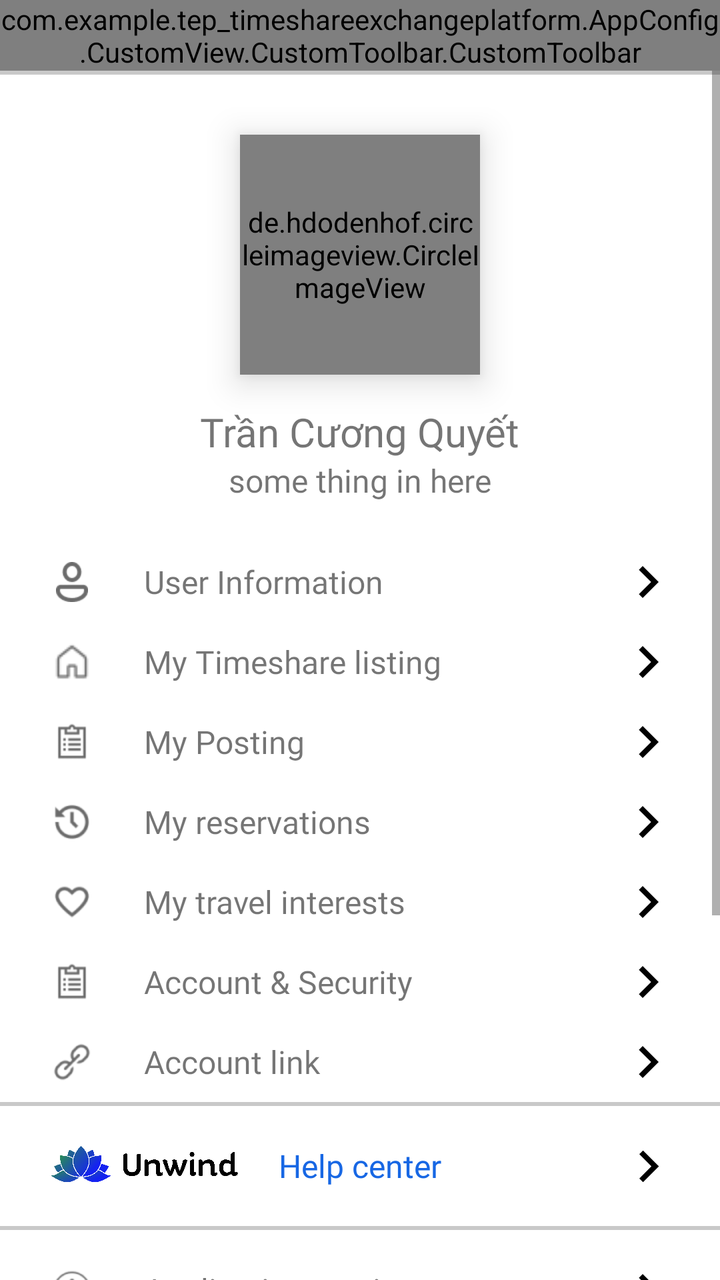
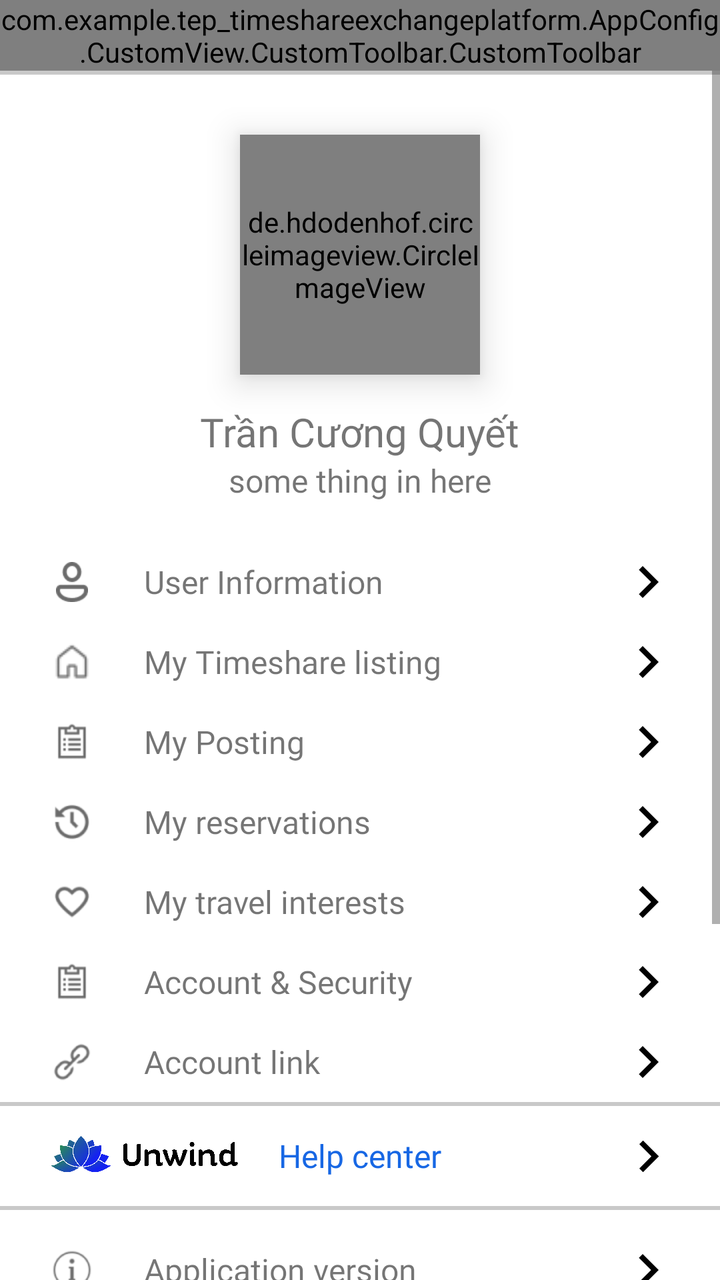

Two renders of the same Android screen: before a commit and after it. Below are the layout's source before the change and the commit's diff.
<!-- AndroidManifest.xml: application theme Base.Theme.TEPTimeshareExchangePlatform -->
<!-- res/layout/fragment_account.xml -->
<?xml version="1.0" encoding="utf-8"?>
<androidx.constraintlayout.widget.ConstraintLayout
    xmlns:android="http://schemas.android.com/apk/res/android"
    xmlns:app="http://schemas.android.com/apk/res-auto"
    xmlns:tools="http://schemas.android.com/tools"
    android:layout_width="match_parent"
    android:layout_height="match_parent"
    android:gravity="center"
    android:orientation="vertical"
    tools:context=".UI.Fragment.AccountFragment.AccountFragment">

    
    <com.example.tep_timeshareexchangeplatform.AppConfig.CustomView.CustomToolbar.CustomToolbar
        android:id="@+id/toolblarCustome"
        android:layout_width="match_parent"
        android:layout_height="wrap_content"
        android:background="@color/white"
        android:title="@string/profile_title"
        app:layout_constraintEnd_toEndOf="parent"
        app:layout_constraintHorizontal_bias="0.0"
        app:layout_constraintStart_toStartOf="parent"
        app:layout_constraintTop_toTopOf="parent"
        app:showEndIcon="false"
        app:showShadow="false"
        app:showStartIcon="false"
        app:showStartText="false" />

    <ScrollView
        android:layout_width="match_parent"
        android:layout_height="wrap_content"
        android:fillViewport="true"
        app:layout_constraintEnd_toEndOf="parent"
        app:layout_constraintStart_toStartOf="parent"
        app:layout_constraintTop_toBottomOf="@+id/toolblarCustome">

        <LinearLayout
            android:layout_width="match_parent"
            android:layout_height="wrap_content"
            android:gravity="center"
            android:background="@color/primary_background"
            android:orientation="vertical">

            
            <LinearLayout
                android:layout_marginTop="2dp"
                android:orientation="vertical"
                android:gravity="center"
                android:background="@color/white"
                android:layout_width="match_parent"
                android:layout_height="wrap_content" >
                
                <de.hdodenhof.circleimageview.CircleImageView
                    android:id="@+id/iv_user_avt"
                    android:layout_width="120dp"
                    android:layout_height="120dp"
                    android:layout_marginTop="30dp"
                    android:src="@drawable/ic_user_default_avt"
                    android:translationZ="10dp"
                    app:layout_constraintBottom_toBottomOf="parent"
                    app:layout_constraintEnd_toEndOf="parent"
                    app:layout_constraintStart_toStartOf="parent"
                    app:layout_constraintTop_toTopOf="parent"
                    app:layout_constraintVertical_bias="0.151"
                    app:shapeAppearance="@style/ShapeAppearance.Material3.Corner.Full" />

                
                <TextView
                    android:id="@+id/tv_user_name"
                    android:layout_width="wrap_content"
                    android:layout_height="wrap_content"
                    android:layout_marginTop="15dp"
                    android:text="Trần Cương Quyết"
                    android:fontFamily="@font/inter_extrabold"
                    android:textSize="20dp"
                    />
                <TextView
                    android:layout_width="wrap_content"
                    android:layout_height="wrap_content"
                    android:text="some thing in here"
                    android:fontFamily="@font/inter_light"
                    android:textSize="16dp"
                    />

                
                <LinearLayout
                    android:layout_marginTop="20dp"
                    android:paddingStart="20dp"
                    android:paddingEnd="20dp"
                    android:orientation="vertical"
                    android:layout_width="match_parent"
                    android:layout_height="wrap_content">

                    
                    <LinearLayout
                        android:layout_width="match_parent"
                        android:layout_height="40dp"
                        android:orientation="horizontal"
                        android:weightSum="10">

                        <ImageView
                            android:layout_width="0dp"
                            android:layout_height="20dp"
                            android:layout_weight="1"
                            android:layout_gravity="left|center"
                            android:src="@drawable/ic_profile_person"/>

                        <TextView
                            android:layout_width="0dp"
                            android:layout_height="wrap_content"
                            android:paddingStart="20dp"
                            android:layout_gravity="left|center"
                            android:text="@string/my_profile"
                            android:layout_weight="8"
                            android:fontFamily="@font/inter_semibold"
                            android:textSize="16dp"
                            />

                        <ImageView
                            android:layout_width="0dp"
                            android:layout_height="match_parent"
                            android:layout_weight="1"
                            android:layout_gravity="left|center"
                            android:src="@drawable/baseline_navigate_next_24_black"/>




                    </LinearLayout>

                    
                    <LinearLayout
                        android:layout_width="match_parent"
                        android:layout_height="40dp"
                        android:orientation="horizontal"
                        android:weightSum="10">

                        <ImageView
                            android:layout_width="0dp"
                            android:layout_height="20dp"
                            android:layout_weight="1"
                            android:layout_gravity="left|center"
                            android:src="@drawable/ic_profile_home"/>

                        <TextView
                            android:layout_width="0dp"
                            android:layout_height="wrap_content"
                            android:paddingStart="20dp"
                            android:layout_gravity="left|center"
                            android:text="@string/my_timeshare"
                            android:layout_weight="8"
                            android:fontFamily="@font/inter_semibold"
                            android:textSize="16dp"
                            />

                        <ImageView
                            android:layout_width="0dp"
                            android:layout_height="match_parent"
                            android:layout_weight="1"
                            android:layout_gravity="left|center"
                            android:src="@drawable/baseline_navigate_next_24_black"/>

                    </LinearLayout>

                    
                    <LinearLayout
                        android:layout_width="match_parent"
                        android:layout_height="40dp"
                        android:orientation="horizontal"
                        android:weightSum="10">

                        <ImageView
                            android:layout_width="0dp"
                            android:layout_height="20dp"
                            android:layout_weight="1"
                            android:layout_gravity="left|center"
                            android:src="@drawable/ic_profile_my_posting"/>

                        <TextView
                            android:layout_width="0dp"
                            android:layout_height="wrap_content"
                            android:layout_weight="8"
                            android:paddingStart="20dp"
                            android:layout_gravity="left|center"
                            android:text="@string/my_posting"
                            android:fontFamily="@font/inter_semibold"
                            android:textSize="16dp"
                            />

                        <ImageView
                            android:layout_width="0dp"
                            android:layout_height="match_parent"
                            android:layout_weight="1"
                            android:layout_gravity="left|center"
                            android:src="@drawable/baseline_navigate_next_24_black"/>




                    </LinearLayout>

                    
                    <LinearLayout
                        android:layout_width="match_parent"
                        android:layout_height="40dp"
                        android:orientation="horizontal"
                        android:weightSum="10">

                        <ImageView
                            android:layout_width="0dp"
                            android:layout_height="20dp"
                            android:layout_weight="1"
                            android:layout_gravity="left|center"
                            android:src="@drawable/ic_profile_my_order"/>

                        <TextView
                            android:layout_width="0dp"
                            android:layout_height="wrap_content"
                            android:layout_weight="8"
                            android:paddingStart="20dp"
                            android:layout_gravity="left|center"
                            android:text="@string/my_order"
                            android:fontFamily="@font/inter_semibold"
                            android:textSize="16dp"
                            />

                        <ImageView
                            android:layout_width="0dp"
                            android:layout_height="match_parent"
                            android:layout_weight="1"
                            android:layout_gravity="left|center"
                            android:src="@drawable/baseline_navigate_next_24_black"/>




                    </LinearLayout>

                    
                    <LinearLayout
                        android:layout_width="match_parent"
                        android:layout_height="40dp"
                        android:orientation="horizontal"
                        android:weightSum="10">

                        <ImageView
                            android:layout_width="0dp"
                            android:layout_height="20dp"
                            android:layout_weight="1"
                            android:layout_gravity="left|center"
                            android:src="@drawable/ic_my_favourite"/>

                        <TextView
                            android:layout_width="0dp"
                            android:layout_height="wrap_content"
                            android:layout_weight="8"
                            android:paddingStart="20dp"
                            android:layout_gravity="left|center"
                            android:text="@string/my_favorite"
                            android:fontFamily="@font/inter_semibold"
                            android:textSize="16dp"
                            />

                        <ImageView
                            android:layout_width="0dp"
                            android:layout_height="match_parent"
                            android:layout_weight="1"
                            android:layout_gravity="left|center"
                            android:src="@drawable/baseline_navigate_next_24_black"/>




                    </LinearLayout>

                    
                    <LinearLayout
                        android:layout_width="match_parent"
                        android:layout_height="40dp"
                        android:orientation="horizontal"
                        android:weightSum="10">

                        <ImageView
                            android:layout_width="0dp"
                            android:layout_height="20dp"
                            android:layout_weight="1"
                            android:layout_gravity="left|center"
                            android:src="@drawable/ic_profile_my_posting"/>

                        <TextView
                            android:layout_width="0dp"
                            android:layout_height="wrap_content"
                            android:layout_weight="8"
                            android:paddingStart="20dp"
                            android:layout_gravity="left|center"
                            android:text="@string/my_account_security"
                            android:fontFamily="@font/inter_semibold"
                            android:textSize="16dp"
                            />

                        <ImageView
                            android:layout_width="0dp"
                            android:layout_height="match_parent"
                            android:layout_weight="1"
                            android:layout_gravity="left|center"
                            android:src="@drawable/baseline_navigate_next_24_black"/>




                    </LinearLayout>

                    
                    <LinearLayout
                        android:layout_width="match_parent"
                        android:layout_height="40dp"
                        android:orientation="horizontal"
                        android:weightSum="10">

                        <ImageView
                            android:layout_width="0dp"
                            android:layout_height="20dp"
                            android:layout_weight="1"
                            android:layout_gravity="left|center"
                            android:src="@drawable/ic_profile_link_account"/>

                        <TextView
                            android:layout_width="0dp"
                            android:layout_height="wrap_content"
                            android:layout_weight="8"
                            android:paddingStart="20dp"
                            android:layout_gravity="left|center"
                            android:text="@string/my_account_link"
                            android:fontFamily="@font/inter_semibold"
                            android:textSize="16dp"
                            />

                        <ImageView
                            android:layout_width="0dp"
                            android:layout_height="match_parent"
                            android:layout_weight="1"
                            android:layout_gravity="left|center"
                            android:src="@drawable/baseline_navigate_next_24_black"/>




                    </LinearLayout>


                </LinearLayout>
            </LinearLayout>

            
            <LinearLayout
                android:layout_width="match_parent"
                android:layout_height="60dp"
                android:background="@color/white"
                android:paddingStart="20dp"
                android:paddingEnd="20dp"
                android:gravity="center"
                android:layout_marginTop="2dp">


                
                <LinearLayout
                    android:layout_width="match_parent"
                    android:layout_height="match_parent"
                    android:orientation="horizontal"
                    android:weightSum="10">

                    <ImageView
                        android:layout_width="0dp"
                        android:layout_height="50dp"
                        android:layout_weight="3"
                        android:layout_marginStart="5dp"
                        android:layout_gravity="left|center"
                        android:src="@drawable/logo_unwind_horizontal"/>

                    <TextView
                        android:layout_width="0dp"
                        android:layout_height="wrap_content"
                        android:paddingStart="20dp"
                        android:layout_gravity="left|center"
                        android:text="@string/help_center"
                        android:layout_weight="6"
                        android:textColor="@color/blue_btn_search"
                        android:fontFamily="@font/inter_extrabold"
                        android:textSize="16dp"
                        />

                    <ImageView
                        android:layout_width="0dp"
                        android:layout_height="match_parent"
                        android:layout_weight="1"
                        android:layout_gravity="left|center"
                        android:src="@drawable/baseline_navigate_next_24_black"/>




                </LinearLayout>

            </LinearLayout>

            
            <LinearLayout
                android:layout_marginTop="2dp"
                android:background="@color/white"
                android:layout_width="match_parent"
                android:paddingStart="20dp"
                android:paddingEnd="20dp"
                android:paddingTop="10dp"
                android:orientation="vertical"
                android:layout_height="wrap_content">

                
                <LinearLayout
                    android:layout_width="match_parent"
                    android:layout_height="40dp"
                    android:orientation="horizontal"
                    android:weightSum="10">

                    <ImageView
                        android:layout_width="0dp"
                        android:layout_height="20dp"
                        android:layout_weight="1"
                        android:layout_gravity="left|center"
                        android:src="@drawable/ic_info"/>

                    <TextView
                        android:layout_width="0dp"
                        android:layout_height="wrap_content"
                        android:layout_weight="8"
                        android:paddingStart="20dp"
                        android:layout_gravity="left|center"
                        android:text="@string/version"
                        android:fontFamily="@font/inter_semibold"
                        android:textSize="16dp"
                        />

                    <ImageView
                        android:layout_width="0dp"
                        android:layout_height="match_parent"
                        android:layout_weight="1"
                        android:layout_gravity="left|center"
                        android:src="@drawable/baseline_navigate_next_24_black"/>




                </LinearLayout>

                
                <LinearLayout
                    android:layout_width="match_parent"
                    android:layout_height="40dp"
                    android:orientation="horizontal"
                    android:weightSum="10">

                    <ImageView
                        android:layout_width="0dp"
                        android:layout_height="20dp"
                        android:layout_weight="1"
                        android:layout_gravity="left|center"
                        android:src="@drawable/ic_info"/>

                    <TextView
                        android:layout_width="0dp"
                        android:layout_height="wrap_content"
                        android:layout_weight="8"
                        android:paddingStart="20dp"
                        android:layout_gravity="left|center"
                        android:text="@string/term_policy"
                        android:fontFamily="@font/inter_semibold"
                        android:textSize="16dp"
                        />

                    <ImageView
                        android:layout_width="0dp"
                        android:layout_height="match_parent"
                        android:layout_weight="1"
                        android:layout_gravity="left|center"
                        android:src="@drawable/baseline_navigate_next_24_black"/>




                </LinearLayout>

                
                <LinearLayout
                    android:layout_width="match_parent"
                    android:layout_height="40dp"
                    android:orientation="horizontal"
                    android:weightSum="10">

                    <ImageView
                        android:layout_width="0dp"
                        android:layout_height="20dp"
                        android:layout_weight="1"
                        android:layout_gravity="left|center"
                        android:src="@drawable/ic_privacy_polices"/>

                    <TextView
                        android:layout_width="0dp"
                        android:layout_height="wrap_content"
                        android:layout_weight="8"
                        android:paddingStart="20dp"
                        android:layout_gravity="left|center"
                        android:text="@string/privacy_policy"
                        android:fontFamily="@font/inter_semibold"
                        android:textSize="16dp"
                        />
                    <ImageView
                        android:layout_width="0dp"
                        android:layout_height="match_parent"
                        android:layout_weight="1"
                        android:layout_gravity="left|center"
                        android:src="@drawable/baseline_navigate_next_24_black"/>




                </LinearLayout>

                
                <LinearLayout
                    android:id="@+id/ll_setting_lang"
                    android:layout_width="match_parent"
                    android:layout_height="40dp"
                    android:orientation="horizontal"
                    android:weightSum="10">

                    <ImageView
                        android:layout_width="0dp"
                        android:layout_height="20dp"
                        android:layout_weight="1"
                        android:layout_gravity="left|center"
                        android:src="@drawable/ic_lang_setting"/>

                    <TextView
                        android:layout_width="0dp"
                        android:layout_height="wrap_content"
                        android:layout_weight="8"
                        android:paddingStart="20dp"
                        android:layout_gravity="left|center"
                        android:text="@string/setting"
                        android:fontFamily="@font/inter_semibold"
                        android:textSize="16dp"
                        />
                    <ImageView
                        android:layout_width="0dp"
                        android:layout_height="match_parent"
                        android:layout_weight="1"
                        android:layout_gravity="left|center"
                        android:src="@drawable/baseline_navigate_next_24_black"/>

                </LinearLayout>

                <androidx.appcompat.widget.AppCompatButton
                    android:id="@+id/btn_logout"
                    android:background="@drawable/ripple_effect_white"
                    android:layout_marginTop="20dp"
                    android:layout_width="match_parent"
                    android:text="@string/btn_logout"
                    android:fontFamily="@font/inter_bold"
                    android:textColor="@color/primary_background"
                    android:layout_height="50dp"
                    android:layout_marginBottom="150dp"
                    />



            </LinearLayout>



        </LinearLayout>
    </ScrollView>
</androidx.constraintlayout.widget.ConstraintLayout>
<!-- resources referenced by this layout -->
<resources>
  <color name="blue_btn_search">#1767E4</color>
  <color name="primary_background">#C9C9C9</color>
  <color name="white">#FFFFFFFF</color>
  <!-- drawable baseline_navigate_next_24_black (drawable) -->
  <vector xmlns:android="http://schemas.android.com/apk/res/android" android:autoMirrored="true" android:height="24dp" android:tint="#000000" android:viewportHeight="24" android:viewportWidth="24" android:width="24dp">
        
      <path android:fillColor="@android:color/white" android:pathData="M10,6L8.59,7.41 13.17,12l-4.58,4.59L10,18l6,-6z"/>
      
  </vector>
  <!-- drawable ic_info: png bitmap (drawable, 1802 bytes) -->
  <!-- drawable ic_lang_setting: png bitmap (drawable, 6897 bytes) -->
  <!-- drawable ic_my_favourite: png bitmap (drawable, 1635 bytes) -->
  <!-- drawable ic_privacy_polices: png bitmap (drawable, 1222 bytes) -->
  <!-- drawable ic_profile_home: png bitmap (drawable, 571 bytes) -->
  <!-- drawable ic_profile_link_account: png bitmap (drawable, 1643 bytes) -->
  <!-- drawable ic_profile_my_order: png bitmap (drawable, 1701 bytes) -->
  <!-- drawable ic_profile_my_posting: png bitmap (drawable, 1147 bytes) -->
  <!-- drawable ic_profile_person: png bitmap (drawable, 948 bytes) -->
  <!-- drawable ic_user_default_avt: png bitmap (drawable, 53196 bytes) -->
  <!-- drawable logo_unwind_horizontal: png bitmap (drawable, 294970 bytes) -->
  <!-- drawable ripple_effect_white (drawable) -->
  <?xml version="1.0" encoding="utf-8"?>
  <ripple xmlns:android="http://schemas.android.com/apk/res/android"
      android:color="?android:attr/colorControlHighlight">
      <item>
          <shape android:shape="rectangle">
              <corners android:radius="17dp"></corners>
              <solid android:color="@color/gray_light_background"></solid>
          </shape>
      </item>
  </ripple>
  <string name="btn_logout">Logout</string>
  <string name="help_center">Help center</string>
  <string name="my_account_link">Account link</string>
  <string name="my_account_security">Account &amp; Security</string>
  <string name="my_favorite">My travel interests</string>
  <string name="my_order">My reservations</string>
  <string name="my_posting">My Posting</string>
  <string name="my_profile">User Information</string>
  <string name="my_timeshare">My Timeshare listing</string>
  <string name="privacy_policy">Privacy Policies</string>
  <string name="profile_title">User Information</string>
  <string name="setting">Setting language</string>
  <string name="term_policy">Term &amp; Policies</string>
  <string name="version">Application version </string>
  <style name="Base.Theme.TEPTimeshareExchangePlatform" parent="Theme.MaterialComponents.DayNight.NoActionBar">
          <item name="android:statusBarColor">@color/white</item>
          <item name="android:windowLightStatusBar">true</item> 
      </style>
  <color name="gray_light_background">#EDF2F6</color>
</resources>

<!-- the commit's change to res/layout/fragment_account.xml (unified diff, before → after) -->
@@ -353,7 +353,7 @@
             
             <LinearLayout
                 android:layout_width="match_parent"
-                android:layout_height="60dp"
+                android:layout_height="50dp"
                 android:background="@color/white"
                 android:paddingStart="20dp"
                 android:paddingEnd="20dp"
